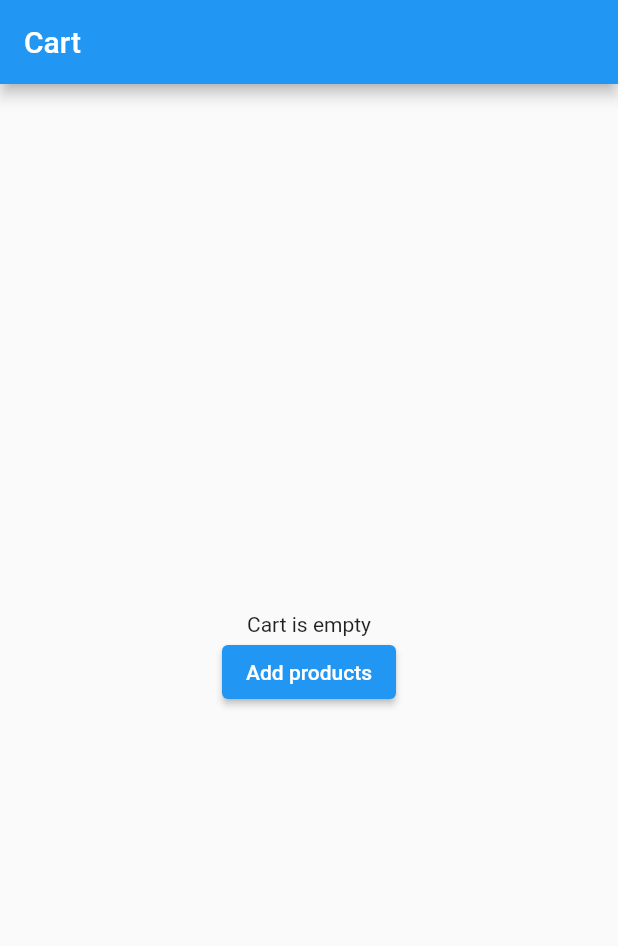
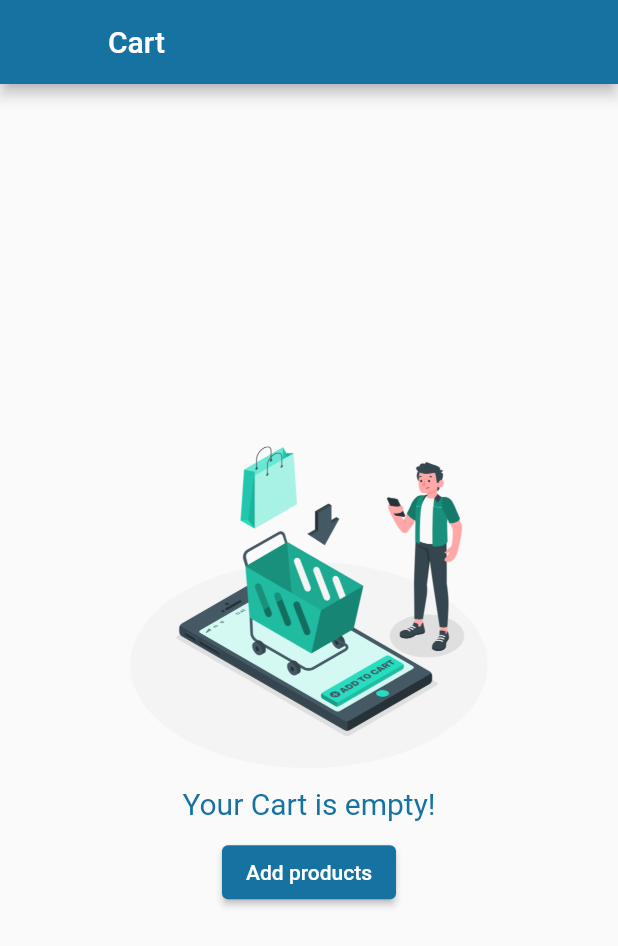
Before and after one commit to bornakpaul/flutter_cartApp_getx, a Flutter app: the CartScreen screen opened directly, on a phone screen of 412 x 824 dp. Shown: the top 946 px of the screen. Run offline on Flutter 3.47's test engine with Material 2 defaults, Android fonts, the light colour scheme and no system bars; our stand-ins replace carousel_slider, cloud_firestore, firebase_auth, firebase_core, fluttertoast, get; accounts and stored records are empty.

Commit message:
colour changes

```diff
--- /dev/null
+++ b/lib/constants/color_constants.dart
@@ -0,0 +1,3 @@
+import 'package:flutter/material.dart';
+
+const kPrimaryColor = Color(0xff1572A1);
--- a/lib/screens/cart_screen.dart
+++ b/lib/screens/cart_screen.dart
@@ -1,7 +1,7 @@
 import 'package:flutter/material.dart';
 import 'package:get/get.dart';
+import 'package:getxcart/constants/color_constants.dart';
 import 'package:getxcart/controllers/cart_controller.dart';
-import 'package:getxcart/models/product_model.dart';
 import 'package:getxcart/widgets/cart_products.dart';
 import 'package:getxcart/widgets/cart_total.dart';
 
@@ -16,6 +16,11 @@ class CartScreen extends StatelessWidget {
     return Scaffold(
         appBar: AppBar(
           title: Text('Cart'),
+          backgroundColor: kPrimaryColor,
+          leading: Icon(
+            Icons.arrow_back,
+            color: Colors.transparent,
+          ),
         ),
         body: Obx(
           () => controller.products.length == 0
@@ -25,10 +30,27 @@ class CartScreen extends StatelessWidget {
                       child: Column(
                     mainAxisAlignment: MainAxisAlignment.center,
                     children: [
-                      Text('Cart is empty'),
+                      Image.asset(
+                        'assets/images/empty_cart.png',
+                        scale: 6.0,
+                      ),
+                      Text(
+                        'Your Cart is empty!',
+                        style: TextStyle(
+                          color: kPrimaryColor,
+                          fontSize: 20,
+                        ),
+                      ),
+                      SizedBox(
+                        height: 10,
+                      ),
                       ElevatedButton(
                         onPressed: () => Get.back(),
                         child: Text("Add products"),
+                        style: ButtonStyle(
+                          backgroundColor:
+                              MaterialStateProperty.all<Color>(kPrimaryColor),
+                        ),
                       ),
                     ],
                   )))
@@ -40,10 +62,10 @@ class CartScreen extends StatelessWidget {
                     CartTotal(),
                     SizedBox(height: 8),
                     ElevatedButton(
-              onPressed: () {},
-              child: Text("Place Order"),
-            ),
-            SizedBox(height: 15),
+                      onPressed: () {},
+                      child: Text("Place Order"),
+                    ),
+                    SizedBox(height: 15),
                   ],
                 ),
         ));
--- a/lib/screens/login_screen.dart
+++ b/lib/screens/login_screen.dart
@@ -1,6 +1,7 @@
 import 'package:firebase_auth/firebase_auth.dart';
 import 'package:flutter/material.dart';
 import 'package:fluttertoast/fluttertoast.dart';
+import 'package:getxcart/constants/color_constants.dart';
 import 'package:getxcart/screens/main_screen.dart';
 import 'package:getxcart/screens/registration.dart';
 
@@ -89,7 +90,7 @@ class _LoginScreenState extends State<LoginScreen> {
     final loginButton = Material(
       elevation: 5,
       borderRadius: BorderRadius.circular(10.0),
-      color: Colors.blueAccent,
+      color: kPrimaryColor,
       child: MaterialButton(
         padding: EdgeInsets.symmetric(vertical: 15, horizontal: 20),
         minWidth: width,
@@ -162,7 +163,7 @@ class _LoginScreenState extends State<LoginScreen> {
                           child: Text(
                             'Sign Up',
                             style: TextStyle(
-                              color: Colors.blue,
+                              color: kPrimaryColor,
                               fontWeight: FontWeight.w400,
                               fontSize: 15,
                             ),
--- a/lib/screens/main_screen.dart
+++ b/lib/screens/main_screen.dart
@@ -1,6 +1,7 @@
 import 'package:flutter/cupertino.dart';
 import 'package:flutter/material.dart';
 import 'package:get/get.dart';
+import 'package:getxcart/constants/color_constants.dart';
 import 'package:getxcart/controllers/main_screen_controller.dart';
 import 'package:getxcart/screens/cart_screen.dart';
 import 'package:getxcart/screens/home_screen.dart';
@@ -27,7 +28,7 @@ class _MainScreenState extends State<MainScreen> {
           ],
         ),
         bottomNavigationBar: BottomNavigationBar(
-          backgroundColor: Colors.blue[300],
+          backgroundColor: kPrimaryColor,
           elevation: 0.0,
           //   type: BottomNavigationBarType.fixed,
           selectedItemColor: Colors.white,
--- a/lib/screens/onboarding.dart
+++ b/lib/screens/onboarding.dart
@@ -1,5 +1,6 @@
 import 'package:flutter/material.dart';
 import 'package:get/get.dart';
+import 'package:getxcart/constants/color_constants.dart';
 import 'package:getxcart/controllers/onboarding_controller.dart';
 
 class OnBoardingPage extends StatelessWidget {
@@ -44,7 +45,7 @@ class OnBoardingPage extends StatelessWidget {
                         _controller.onboardingPages[index].title,
                         style: TextStyle(
                           fontSize: 24,
-                          color: Colors.blue,
+                          color: kPrimaryColor,
                           fontWeight: FontWeight.w600,
                         ),
                       ),
@@ -79,7 +80,7 @@ class OnBoardingPage extends StatelessWidget {
                       height: 12,
                       decoration: BoxDecoration(
                         color: _controller.selectedPageIndex.value == index
-                            ? Colors.blue
+                            ? kPrimaryColor
                             : Colors.grey,
                         shape: BoxShape.circle,
                       ),
@@ -92,6 +93,7 @@ class OnBoardingPage extends StatelessWidget {
               right: 20,
               bottom: 20,
               child: FloatingActionButton(
+                backgroundColor: kPrimaryColor,
                 elevation: 0,
                 onPressed: () {
                   _controller.forwardAction();
--- a/lib/widgets/favourite_products.dart
+++ b/lib/widgets/favourite_products.dart
@@ -1,6 +1,7 @@
 import 'package:flutter/cupertino.dart';
 import 'package:flutter/material.dart';
 import 'package:get/get.dart';
+import 'package:getxcart/constants/color_constants.dart';
 import 'package:getxcart/controllers/cart_controller.dart';
 import 'package:getxcart/controllers/product_controller.dart';
 
@@ -130,7 +131,7 @@ class CatalogProductCard extends StatelessWidget {
                     child: Container(
                       alignment: Alignment.center,
                       decoration: BoxDecoration(
-                        color: Colors.blue[400],
+                        color: kPrimaryColor,
                         borderRadius: BorderRadius.circular(4.0),
                       ),
                       child: Center(
```
Also changed, not shown: lib/main.dart (+4 -3 lines), lib/screens/home_screen.dart (+16 -9 lines), lib/screens/registration.dart (+4 -3 lines), assets/images/empty_cart.png (added).
